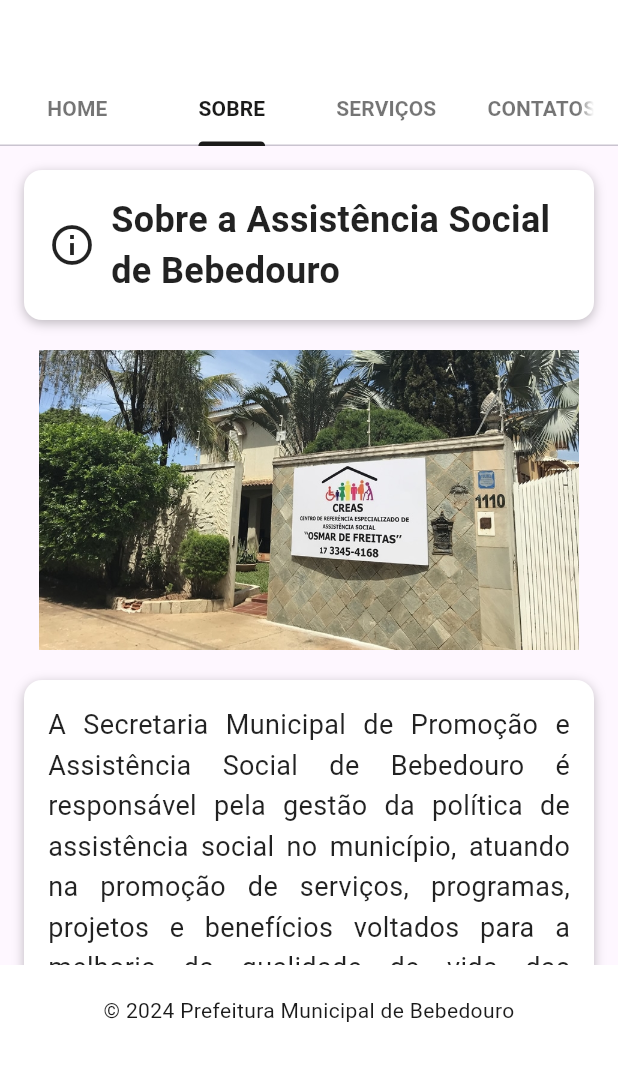
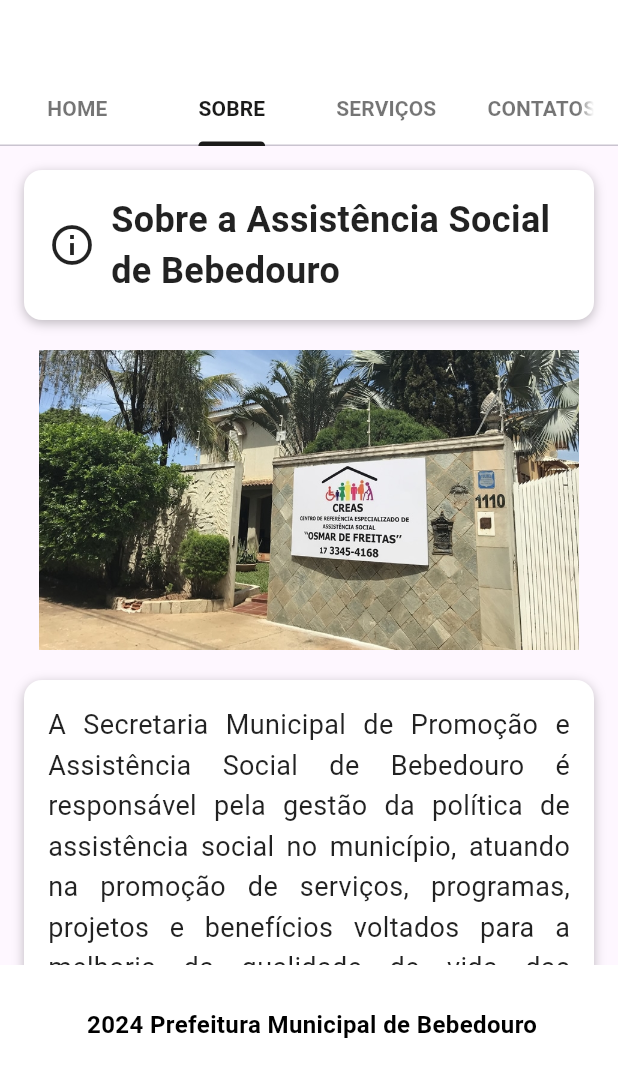
Before and after one commit to felipedisessa/tcc_prefeitura_flutter, a Flutter app: the screen it shows after launch, tab 2 chosen, on a phone screen of 412 x 824 dp, the part 151-1236 px from its top. Run offline on Flutter 3.47's test engine with Material 3 defaults, Android fonts, the phone set to English and light mode, and no system bars; our stand-ins replace carousel_slider, dio; network calls fail.

```diff
--- a/lib/main.dart
+++ b/lib/main.dart
@@ -52,7 +52,7 @@ class HomePage extends StatelessWidget {
                 children: [
                   if (isWideScreen) ...[
                     Column(
-  crossAxisAlignment: CrossAxisAlignment.center, // Alinha todos os itens da coluna no centro
+                       crossAxisAlignment: CrossAxisAlignment.center,
                       children: [
                         Image.asset(
                           'assets/logo.png',
@@ -62,6 +62,7 @@ class HomePage extends StatelessWidget {
                         const Text(
                           'Assistência Social',
                           style: TextStyle(
+
                             fontSize: 20,
                             fontWeight: FontWeight.bold,
                             color: Color.fromARGB(255, 27, 27, 26),
@@ -77,7 +78,7 @@ class HomePage extends StatelessWidget {
                     ),
                   ],
                   Expanded(
-                    child: Container(
+                    child:SizedBox(
                       height: 100,
                       child: Image.asset(
                         'assets/banner.png',
@@ -89,12 +90,12 @@ class HomePage extends StatelessWidget {
               );
             },
           ),
-          bottom: TabBar(
+      bottom: const TabBar(
   indicatorColor: Color.fromARGB(255, 27, 27, 26),
   labelColor: Color.fromARGB(255, 27, 27, 26),
   unselectedLabelColor: Colors.black54,
-            labelStyle: const TextStyle(fontWeight: FontWeight.bold),
-            tabs: const [
+  labelStyle: TextStyle(fontWeight: FontWeight.bold),
+  tabs: [
     Tab(text: 'HOME'),
     Tab(text: 'SOBRE'),
     Tab(text: 'SERVIÇOS'),
@@ -110,17 +111,18 @@ class HomePage extends StatelessWidget {
             ContatoPage(),
           ],
         ),
-        bottomNavigationBar: BottomAppBar(
-          color: Colors.white,
+bottomNavigationBar: const BottomAppBar(
+  color: Color.fromARGB(255, 255, 255, 255),
   child: Padding(
-            padding: const EdgeInsets.all(8.0),
+    padding: EdgeInsets.all(16.0),
     child: Text(
-              '© 2024 Prefeitura Municipal de Bebedouro',
-              style: TextStyle(color: const Color.fromARGB(228, 0, 0, 0), fontSize: 14),
+      ' 2024 Prefeitura Municipal de Bebedouro',
+      style: TextStyle(color: Color.fromARGB(255, 0, 0, 0), fontSize: 16, fontWeight: FontWeight.bold),
       textAlign: TextAlign.center,
     ),
   ),
 ),
+
       ),
     );
   }
--- a/lib/pages/noticia_detalhes_page.dart
+++ b/lib/pages/noticia_detalhes_page.dart
@@ -10,7 +10,7 @@ class NoticiaDetalhesPage extends StatelessWidget {
   Widget build(BuildContext context) {
     return Scaffold(
       appBar: AppBar(
-        backgroundColor: Color.fromARGB(255, 255, 255, 255), // Consistência de cor com o resto do projeto
+        backgroundColor: const Color.fromARGB(255, 255, 255, 255), // Consistência de cor com o resto do projeto
         title: Text(
           noticia.name,
           style: const TextStyle(
--- a/lib/pages/sobre_page.dart
+++ b/lib/pages/sobre_page.dart
@@ -16,20 +16,20 @@ class SobrePage extends StatelessWidget {
               decoration: BoxDecoration(
                 color: Colors.white,
                 borderRadius: BorderRadius.circular(12.0),
-                boxShadow: [
+                boxShadow: const [
                   BoxShadow(
                     color: Colors.black26,
                     blurRadius: 6.0,
-                    offset: const Offset(0, 2),
+                    offset: Offset(0, 2),
                   ),
                 ],
               ),
               padding: const EdgeInsets.all(16.0),
-              child: Row(
+              child: const Row(
                 children: [
                   Icon(Icons.info_outline, size: 32, color: Colors.black87),
-                  const SizedBox(width: 10),
-                  const Expanded(
+                  SizedBox(width: 10),
+                  Expanded(
                     child: Text(
                       'Sobre a Assistência Social de Bebedouro',
                       style: TextStyle(
@@ -61,11 +61,11 @@ class SobrePage extends StatelessWidget {
               decoration: BoxDecoration(
                 color: Colors.white,
                 borderRadius: BorderRadius.circular(12.0),
-                boxShadow: [
+                boxShadow: const [
                   BoxShadow(
                     color: Colors.black26,
                     blurRadius: 6.0,
-                    offset: const Offset(0, 2),
+                    offset: Offset(0, 2),
                   ),
                 ],
               ),
```
Also changed, not shown: lib/pages/contato_page.dart (+7 -7 lines), lib/pages/servicos_page.dart (+7 -7 lines). Lines whose indentation alone changed are shown as unchanged.
